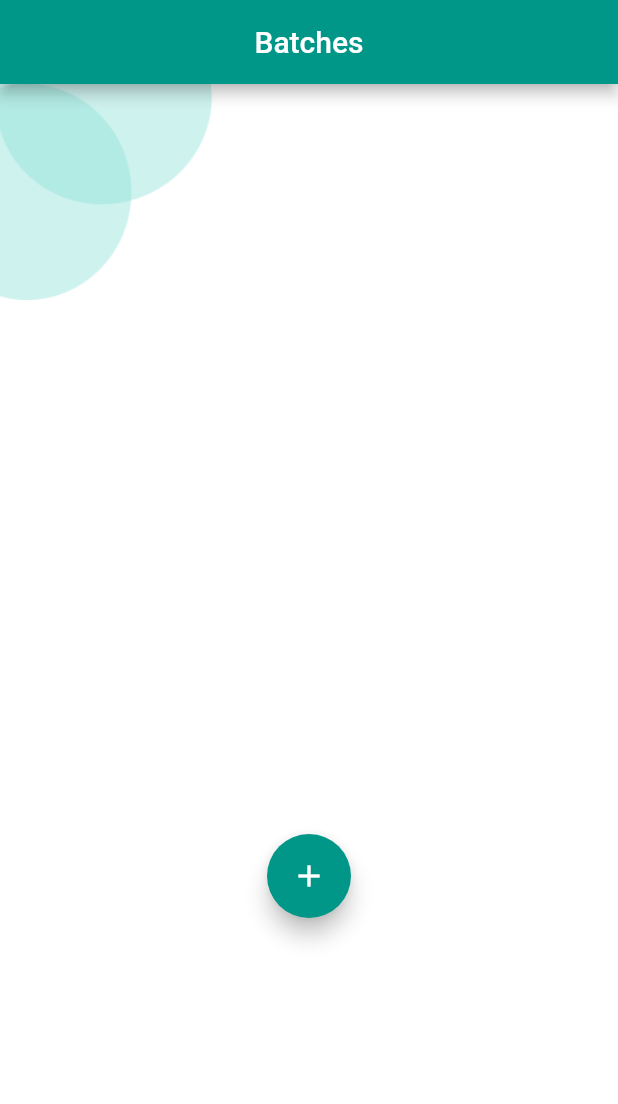
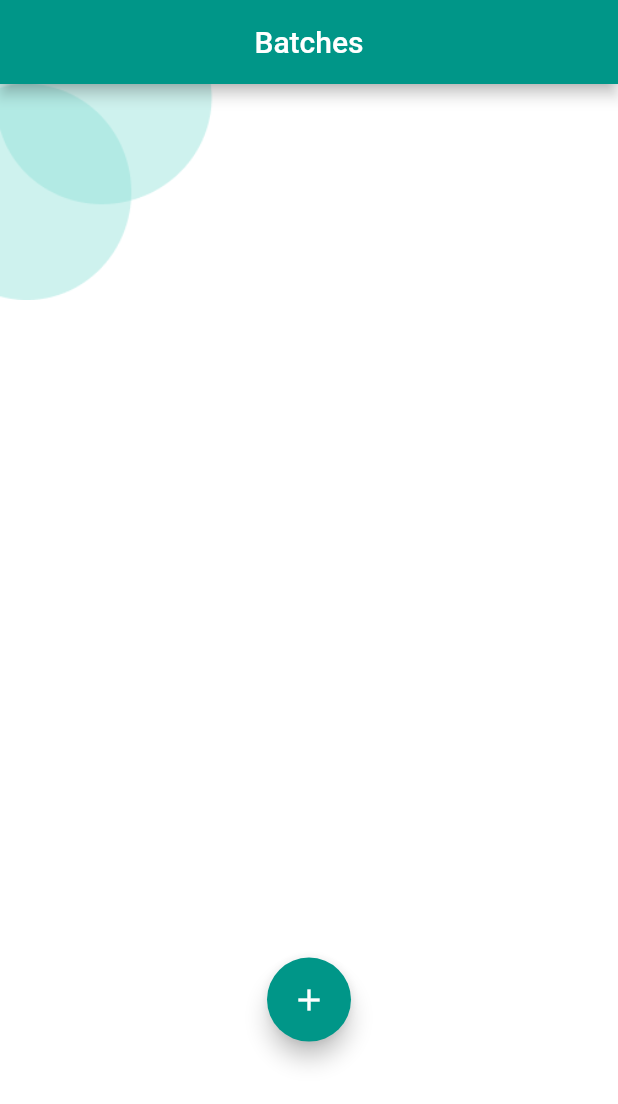
Before and after one commit to AthiraRamesh/BroLog, a Flutter app: the HomeScreen screen opened by its route, on a phone screen of 412 x 824 dp. Shown: the top 1104 px of the screen. Run offline on Flutter 3.47's test engine with Material 2 defaults, Android fonts, the phone set to English and light mode, and no system bars; our stand-ins replace hive, hive_flutter; accounts and stored records are empty.

Commit message:
Simple Changes

```diff
--- a/lib/models/BatchModel.dart
+++ b/lib/models/BatchModel.dart
@@ -29,4 +29,6 @@ class BatchModel {
     required this.lead_name,
     required this.phnNumber,
   });
+
+  get propertyToSort => null;
 }
--- a/lib/screens/batch/home.dart
+++ b/lib/screens/batch/home.dart
@@ -29,7 +29,7 @@ class _HomeScreenState extends State<HomeScreen> {
         BubblesImageWidget(),
         SingleChildScrollView(
           child: Container(
-            height: MediaQuery.of(context).size.height * 0.5,
+            height: MediaQuery.of(context).size.height * 0.6,
             child: Column(
               children: [
                 //myTextView("Batches"),
--- a/lib/screens/student/addstudent.dart
+++ b/lib/screens/student/addstudent.dart
@@ -112,7 +112,7 @@ class _AddBatchScreenState extends State<AddStudentScreen> {
             onPressed: () {
               print('Im calling onStudenAddButtonClick');
               onStudenAddButtonClick();
-              Navigator.push(
+              Navigator.pushReplacement(
                 context,
                 MaterialPageRoute(
                     builder: (context) => HomeStudentScreen(
```
Also changed, not shown: lib/db/student_db/studentdb.dart (+17 -17 lines), pubspec.lock, 1 other file.
